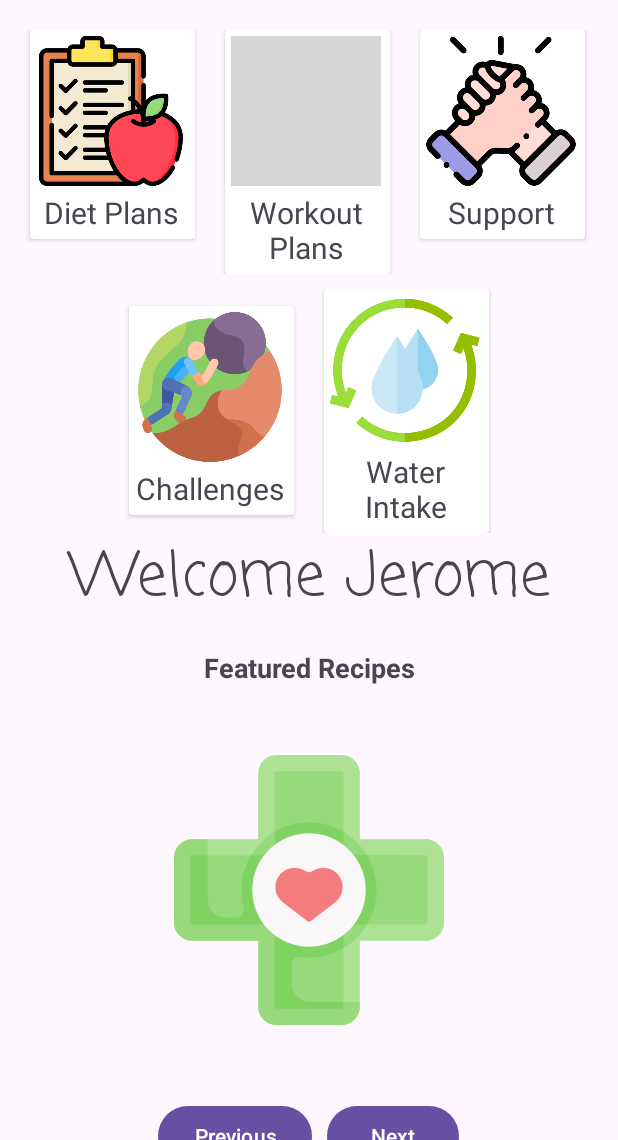
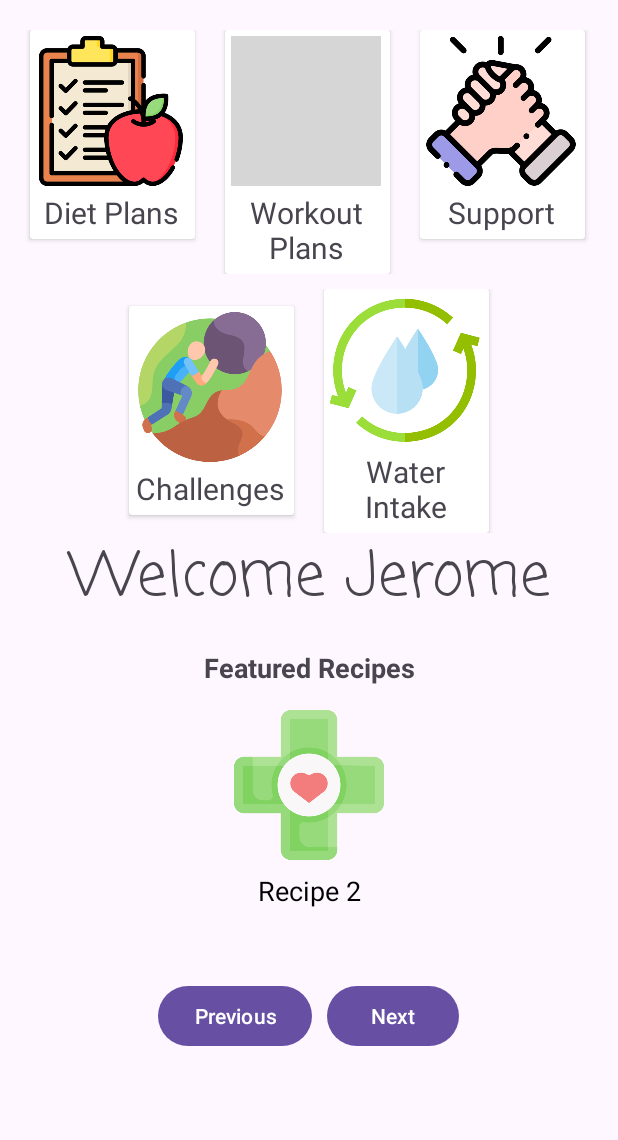
Before and after one commit to goldenshake/UniHealth, an Android app: the MainHome screen opened directly, with no data from a screen before it, after a tap on "Next", on a phone screen of 412 x 824 dp, the part 96-1236 px from its top. Run offline under Robolectric (Android 15) with nearby library versions, the phone set to English and light mode, and no system bars; 1 other tap on this screen came first; grey boxes are pictures that could not be loaded.

Commit message:
fix featured recipe carousel

```diff
--- a/app/src/main/java/com/example/unihealth/MainHome.kt
+++ b/app/src/main/java/com/example/unihealth/MainHome.kt
@@ -12,6 +12,7 @@ class MainHome : AppCompatActivity() {
     private lateinit var viewPager: ViewPager2
     private lateinit var previousButton: Button
     private lateinit var nextButton: Button
+    private lateinit var adapter: RecipeAdapter
     private val recipes = listOf(
         Recipe("Recipe 1", R.drawable.ic_launcher_foreground),
         Recipe("Recipe 2", R.drawable.health_care),
@@ -33,7 +34,7 @@ class MainHome : AppCompatActivity() {
         nextButton = findViewById(R.id.nextButton)
 
         // Set up ViewPager2 adapter
-        val adapter = RecipeAdapter(recipes)
+        adapter = RecipeAdapter(recipes)
         viewPager.adapter = adapter
 
         // Handle button clicks
--- a/app/src/main/java/com/example/unihealth/RecipeAdapter.kt
+++ b/app/src/main/java/com/example/unihealth/RecipeAdapter.kt
@@ -24,6 +24,7 @@ class RecipeAdapter(private val recipes: List<Recipe>) :
         val recipe = recipes[position]
         holder.recipeName.text = recipe.name
         holder.recipeImage.setImageResource(recipe.imageResource)
+
     }
 
     override fun getItemCount(): Int {
--- a/app/src/main/res/layout/activity_main_home.xml
+++ b/app/src/main/res/layout/activity_main_home.xml
@@ -231,9 +231,7 @@
                 <androidx.viewpager2.widget.ViewPager2
                     android:id="@+id/scollviewpager"
                     android:layout_width="match_parent"
-                    android:layout_height="200dp"
-                    android:layout_marginTop="30dp"
-                    android:layout_marginBottom="30dp" />
+                    android:layout_height="180dp" />
 
                 <!-- Buttons for Scrolling -->
                 <LinearLayout
--- a/app/src/main/res/layout/item_recipe.xml
+++ b/app/src/main/res/layout/item_recipe.xml
@@ -6,8 +6,8 @@
 
     <ImageView
         android:id="@+id/recipeImage"
-        android:layout_width="180dp"
-        android:layout_height="180dp"
+        android:layout_width="100dp"
+        android:layout_height="100dp"
         android:layout_gravity="center"
         android:scaleType="centerCrop" />
 
@@ -16,7 +16,8 @@
         android:layout_width="match_parent"
         android:layout_height="wrap_content"
         android:padding="8dp"
+        android:textColor="#000000"
         android:textSize="18sp"
-        android:textStyle="bold" />
+        android:textAlignment="center" />
 
 </LinearLayout>
```
